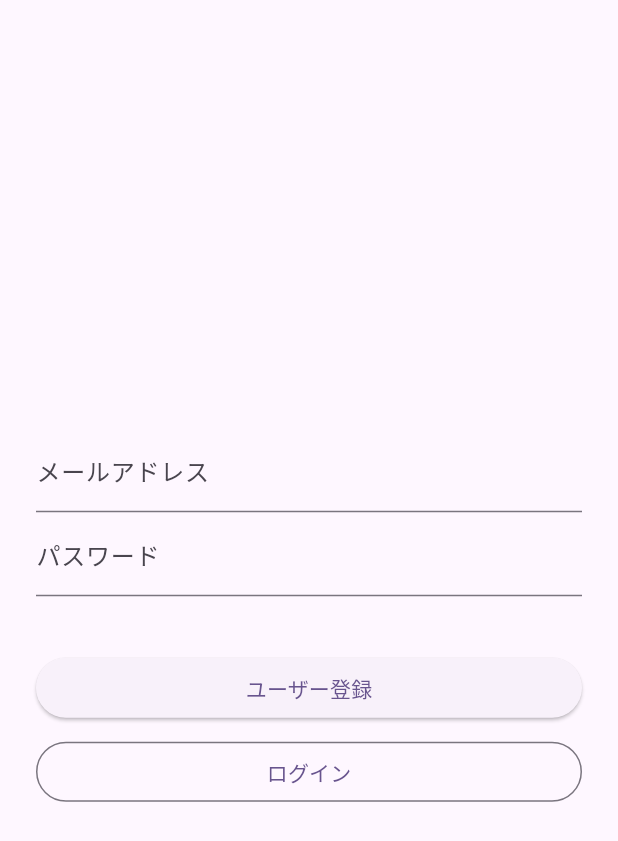
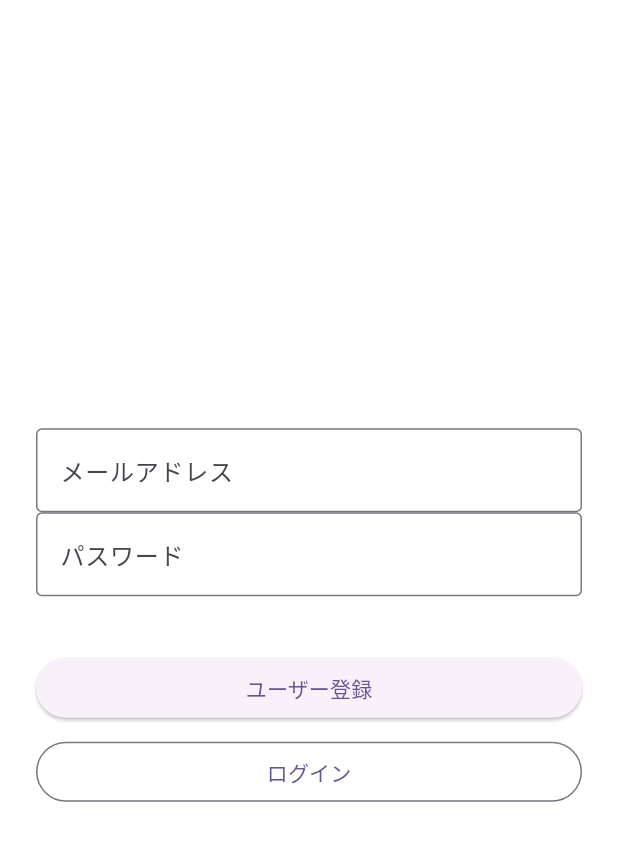
Before and after one commit to torusa0603/feel_free_bizmail, a Flutter app: the screen it shows after launch, on a phone screen of 412 x 824 dp. Shown: the top 841 px of the screen. Run offline on Flutter 3.47's test engine with Material 3 defaults, Android fonts, the phone set to English and light mode, and no system bars; our stand-ins replace firebase_auth, firebase_core, flutter_hooks, google_generative_ai, hooks_riverpod; accounts and stored records are empty.

Commit message:
color style sample

```diff
--- a/lib/Acount/acount.dart
+++ b/lib/Acount/acount.dart
@@ -3,6 +3,7 @@ import 'package:hooks_riverpod/hooks_riverpod.dart';
 import 'package:flutter_hooks/flutter_hooks.dart';
 import 'package:feel_free_bizmail/format/format.dart';
 import 'package:firebase_auth/firebase_auth.dart';
+import 'package:feel_free_bizmail/common/color_stule.dart';
 
 class AcountPage extends HookConsumerWidget {
   const AcountPage({super.key, required this.title});
@@ -15,6 +16,7 @@ class AcountPage extends HookConsumerWidget {
     var stateInfomag = useState("");
 
     return Scaffold(
+      backgroundColor: blueTheme.colorScheme.surface,
       body: Center(
         child: Container(
           padding: const EdgeInsets.all(24),
@@ -23,13 +25,29 @@ class AcountPage extends HookConsumerWidget {
             children: <Widget>[
               // メールアドレス入力
               TextFormField(
-                  decoration: const InputDecoration(labelText: 'メールアドレス'),
+                  decoration: InputDecoration(
+                    labelText: 'メールアドレス',
+                    border: const OutlineInputBorder(),
+                    focusedBorder: OutlineInputBorder(
+                      borderSide: BorderSide(
+                        color: blueTheme.primaryColor,
+                      ),
+                    ),
+                  ),
                   onChanged: (String value) {
                     stateEmail.value = value;
                   }),
               // パスワード入力
               TextFormField(
-                decoration: const InputDecoration(labelText: 'パスワード'),
+                decoration: InputDecoration(
+                  labelText: 'パスワード',
+                  border: const OutlineInputBorder(),
+                  focusedBorder: OutlineInputBorder(
+                    borderSide: BorderSide(
+                      color: blueTheme.primaryColor,
+                    ),
+                  ),
+                ),
                 obscureText: true,
                 onChanged: (String value) {
                   statePassword.value = value;
--- /dev/null
+++ b/lib/common/color_stule.dart
@@ -0,0 +1,23 @@
+import 'package:flutter/material.dart';
+
+final ThemeData blueTheme = ThemeData(
+  // 基本のテーマカラーを設定
+  colorScheme: ColorScheme(
+    primary: Colors.blue, // メインの青
+    primaryContainer: Colors.blue[700]!, // 濃い青
+    secondary: Colors.lightBlueAccent, // アクセントカラー（淡い青）
+    secondaryContainer: Colors.lightBlue[700]!, // 背景色（淡い青）
+    surface: Colors.white, // サーフェス（カードやボタンの背景）
+    onPrimary: Colors.white, // メイン青背景上のテキストやアイコン
+    onSecondary: Colors.white, // 背景上のテキスト
+    onSurface: Colors.black, // サーフェス上のテキスト
+    error: Colors.red, // エラーカラー
+    onError: Colors.white, // エラー上のテキスト
+    brightness: Brightness.light, // 明るいテーマに設定
+  ),
+  // テキストテーマやその他スタイルも指定可能
+  textTheme: const TextTheme(
+    displayLarge: TextStyle(color: Colors.blue),
+    bodyLarge: TextStyle(color: Colors.black),
+  ),
+);
```
